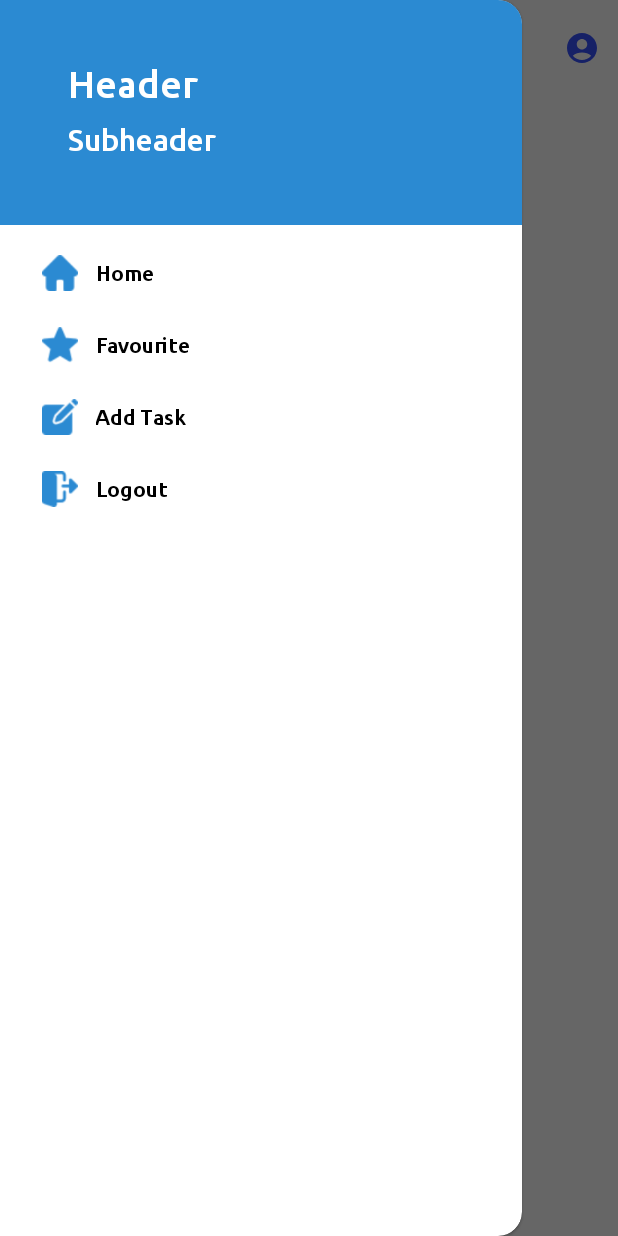
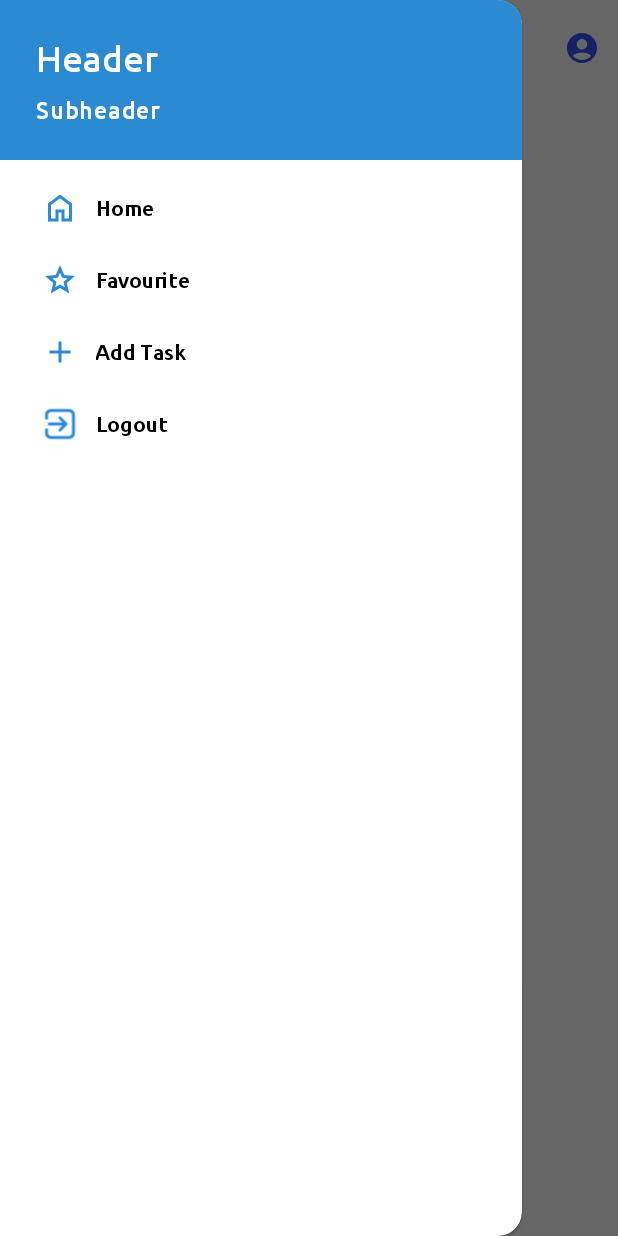
Before and after one commit to msaif2729/TO-DO-LIST-App, an Android app: the Home screen opened directly, with no data from a screen before it, with the side drawer open, on a phone screen of 412 x 824 dp. Run offline under Robolectric (Android 15) with nearby library versions, the phone set to English and light mode, and no system bars.

Commit message:
Navigation Drawer

```diff
--- a/app/src/main/java/com/example/todo_list/Home.java
+++ b/app/src/main/java/com/example/todo_list/Home.java
@@ -31,7 +31,6 @@ public class Home extends AppCompatActivity {
         topbar.setNavigationOnClickListener(new View.OnClickListener() {
             @Override
             public void onClick(View view) {
-                Toast.makeText(Home.this, "Navigation Clicked", Toast.LENGTH_SHORT).show();
                 drawerLayout.open();
             }
         });
@@ -40,8 +39,24 @@ public class Home extends AppCompatActivity {
             @Override
             public boolean onNavigationItemSelected(@NonNull MenuItem item) {
 
-                drawerLayout.close();
-                return false;
+                item.setChecked(true);
+
+               if(item.getItemId()==R.id.home)
+               {
+                   Toast.makeText(Home.this, "Home", Toast.LENGTH_SHORT).show();
+               }
+               else if(item.getItemId()==R.id.fav)
+               {
+                   Toast.makeText(Home.this, "Favourite", Toast.LENGTH_SHORT).show();
+               } else if (item.getItemId()==R.id.add) {
+                   Toast.makeText(Home.this, "Add Task", Toast.LENGTH_SHORT).show();
+               }
+               else if(item.getItemId()==R.id.logout)
+               {
+                   Toast.makeText(Home.this, "Logout", Toast.LENGTH_SHORT).show();
+               }
+
+                return true;
             }
         });
 
--- /dev/null
+++ b/app/src/main/res/drawable/add.xml
@@ -0,0 +1,10 @@
+<vector xmlns:android="http://schemas.android.com/apk/res/android"
+    android:width="24dp"
+    android:height="24dp"
+    android:viewportWidth="960"
+    android:viewportHeight="960"
+    android:tint="?attr/colorControlNormal">
+  <path
+      android:fillColor="@android:color/white"
+      android:pathData="M440,520L200,520L200,440L440,440L440,200L520,200L520,440L760,440L760,520L520,520L520,760L440,760L440,520Z"/>
+</vector>
--- /dev/null
+++ b/app/src/main/res/drawable/addfill.xml
@@ -0,0 +1,10 @@
+<vector xmlns:android="http://schemas.android.com/apk/res/android"
+    android:width="24dp"
+    android:height="24dp"
+    android:viewportWidth="960"
+    android:viewportHeight="960"
+    android:tint="?attr/colorControlNormal">
+  <path
+      android:fillColor="@android:color/white"
+      android:pathData="M440,680L520,680L520,520L680,520L680,440L520,440L520,280L440,280L440,440L280,440L280,520L440,520L440,680ZM480,880Q397,880 324,848.5Q251,817 197,763Q143,709 111.5,636Q80,563 80,480Q80,397 111.5,324Q143,251 197,197Q251,143 324,111.5Q397,80 480,80Q563,80 636,111.5Q709,143 763,197Q817,251 848.5,324Q880,397 880,480Q880,563 848.5,636Q817,709 763,763Q709,817 636,848.5Q563,880 480,880Z"/>
+</vector>
--- /dev/null
+++ b/app/src/main/res/drawable/home.xml
@@ -0,0 +1,10 @@
+<vector xmlns:android="http://schemas.android.com/apk/res/android"
+    android:width="24dp"
+    android:height="24dp"
+    android:viewportWidth="960"
+    android:viewportHeight="960"
+    android:tint="?attr/colorControlNormal">
+  <path
+      android:fillColor="@android:color/white"
+      android:pathData="M240,760L360,760L360,520L600,520L600,760L720,760L720,400L480,220L240,400L240,760ZM160,840L160,360L480,120L800,360L800,840L520,840L520,600L440,600L440,840L160,840ZM480,490L480,490L480,490L480,490L480,490L480,490L480,490L480,490L480,490Z"/>
+</vector>
--- /dev/null
+++ b/app/src/main/res/drawable/homefill.xml
@@ -0,0 +1,10 @@
+<vector xmlns:android="http://schemas.android.com/apk/res/android"
+    android:width="24dp"
+    android:height="24dp"
+    android:viewportWidth="960"
+    android:viewportHeight="960"
+    android:tint="?attr/colorControlNormal">
+  <path
+      android:fillColor="@android:color/white"
+      android:pathData="M160,840L160,360L480,120L800,360L800,840L560,840L560,560L400,560L400,840L160,840Z"/>
+</vector>
--- /dev/null
+++ b/app/src/main/res/drawable/ic_menu_add.xml
@@ -0,0 +1,5 @@
+<?xml version="1.0" encoding="utf-8"?>
+<selector xmlns:android="http://schemas.android.com/apk/res/android">
+    <item android:drawable="@drawable/add" android:state_checked="false"/>
+    <item android:drawable="@drawable/addfill" android:state_checked="true"/>
+</selector>
--- /dev/null
+++ b/app/src/main/res/drawable/ic_menu_fav.xml
@@ -0,0 +1,5 @@
+<?xml version="1.0" encoding="utf-8"?>
+<selector xmlns:android="http://schemas.android.com/apk/res/android">
+    <item android:drawable="@drawable/starfill" android:state_checked="false"/>
+    <item android:drawable="@drawable/star" android:state_checked="true"/>
+</selector>
--- /dev/null
+++ b/app/src/main/res/drawable/ic_menu_home.xml
@@ -0,0 +1,5 @@
+<?xml version="1.0" encoding="utf-8"?>
+<selector xmlns:android="http://schemas.android.com/apk/res/android">
+    <item android:drawable="@drawable/home" android:state_checked="false"/>
+    <item android:drawable="@drawable/homefill" android:state_checked="true"/>
+</selector>
--- /dev/null
+++ b/app/src/main/res/drawable/ic_menu_logout.xml
@@ -0,0 +1,5 @@
+<?xml version="1.0" encoding="utf-8"?>
+<selector xmlns:android="http://schemas.android.com/apk/res/android">
+    <item android:drawable="@drawable/exit" android:state_checked="true" />
+    <item android:drawable="@drawable/exitfill" android:state_checked="false"/>
+</selector>
--- /dev/null
+++ b/app/src/main/res/drawable/star.xml
@@ -0,0 +1,10 @@
+<vector xmlns:android="http://schemas.android.com/apk/res/android"
+    android:width="24dp"
+    android:height="24dp"
+    android:viewportWidth="960"
+    android:viewportHeight="960"
+    android:tint="?attr/colorControlNormal">
+  <path
+      android:fillColor="@android:color/white"
+      android:pathData="M233,840L298,559L80,370L368,345L480,80L592,345L880,370L662,559L727,840L480,691L233,840Z"/>
+</vector>
--- /dev/null
+++ b/app/src/main/res/drawable/starfill.xml
@@ -0,0 +1,10 @@
+<vector xmlns:android="http://schemas.android.com/apk/res/android"
+    android:width="24dp"
+    android:height="24dp"
+    android:viewportWidth="960"
+    android:viewportHeight="960"
+    android:tint="?attr/colorControlNormal">
+  <path
+      android:fillColor="@android:color/white"
+      android:pathData="M354,673L480,597L606,674L573,530L684,434L538,421L480,285L422,420L276,433L387,530L354,673ZM233,840L298,559L80,370L368,345L480,80L592,345L880,370L662,559L727,840L480,691L233,840ZM480,490L480,490L480,490L480,490L480,490L480,490L480,490L480,490L480,490L480,490Z"/>
+</vector>
--- a/app/src/main/res/layout/activity_home.xml
+++ b/app/src/main/res/layout/activity_home.xml
@@ -6,7 +6,6 @@
     android:layout_height="match_parent"
     tools:context=".Home"
     android:id="@+id/drawerlayout"
-    android:fitsSystemWindows="true"
     tools:openDrawer="start">
 
     <androidx.coordinatorlayout.widget.CoordinatorLayout
@@ -42,6 +41,7 @@
         android:background="@color/white"
         app:itemTextColor="@color/black"
         app:itemIconTint="@color/colorPrimary"
+        app:itemTextAppearanceActiveBoldEnabled="true"
         />
 
 
--- a/app/src/main/res/layout/header_layout.xml
+++ b/app/src/main/res/layout/header_layout.xml
@@ -1,11 +1,11 @@
 <?xml version="1.0" encoding="utf-8"?>
-<RelativeLayout xmlns:android="http://schemas.android.com/apk/res/android"
+<LinearLayout xmlns:android="http://schemas.android.com/apk/res/android"
     android:layout_width="match_parent"
-    android:layout_height="150dp"
+    android:layout_height="match_parent"
     xmlns:app="http://schemas.android.com/apk/res-auto"
-    android:paddingVertical="40dp"
-    android:paddingHorizontal="45dp"
-    android:background="@color/colorPrimary">
+    android:padding="24dp"
+    android:background="@color/colorPrimary"
+    android:orientation="vertical">
 
     <TextView
         android:id="@+id/header"
@@ -14,19 +14,18 @@
         android:text="Header"
         android:textColor="@color/white"
         android:fontFamily="@font/ubuntubold"
-        android:textSize="25dp"
+        android:textAppearance="@style/TextAppearance.MaterialComponents.Headline5"
         />
     <TextView
         android:id="@+id/subheader"
         android:layout_width="match_parent"
         android:layout_height="wrap_content"
-        android:layout_below="@id/header"
         android:text="Subheader"
-        android:textSize="20dp"
+        android:textAppearance="@style/TextAppearance.Material3.BodyLarge"
         android:fontFamily="@font/ubuntumedium"
         android:layout_marginTop="10dp"
         android:textColor="@color/white"
         />
 
 
-</RelativeLayout>
+</LinearLayout>
--- a/app/src/main/res/menu/navigation_draw.xml
+++ b/app/src/main/res/menu/navigation_draw.xml
@@ -1,36 +1,29 @@
 <?xml version="1.0" encoding="utf-8"?>
 <menu xmlns:android="http://schemas.android.com/apk/res/android">
 
-    <group android:checkableBehavior="single"
-        >
     <item
         android:id="@+id/home"
         android:title="Home"
-            android:icon="@drawable/home"
+        android:icon="@drawable/ic_menu_home"
         android:checkable="true"
-            android:iconTint="@color/colorPrimary"
         />
     <item
         android:id="@+id/fav"
         android:title="Favourite"
-            android:icon="@drawable/star"
+        android:icon="@drawable/ic_menu_fav"
         android:checkable="true"
-            android:iconTint="@color/colorPrimary"
         />
     <item
-            android:icon="@drawable/editing"
+        android:icon="@drawable/ic_menu_add"
         android:title="Add Task"
         android:id="@+id/add"
         android:checkable="true"
-            android:iconTint="@color/colorPrimary"
         />
     <item
         android:id="@+id/logout"
+        android:title="Logout"
+        android:icon="@drawable/ic_menu_logout"
         android:checkable="true"
-            android:title="Logout"
-            android:icon="@drawable/logout"
-            android:iconTint="@color/colorPrimary"
         />
-    </group>
 
 </menu>
```
Also changed, not shown: app/src/main/res/drawable/exit.png (added), app/src/main/res/drawable/exitfill.png (added), app/src/main/res/drawable/home1.png (renamed from app/src/main/res/drawable/home.png), app/src/main/res/drawable/logout1.png (renamed from app/src/main/res/drawable/logout.png), app/src/main/res/drawable/star1.png (renamed from app/src/main/res/drawable/star.png). Lines whose indentation alone changed are shown as unchanged.
